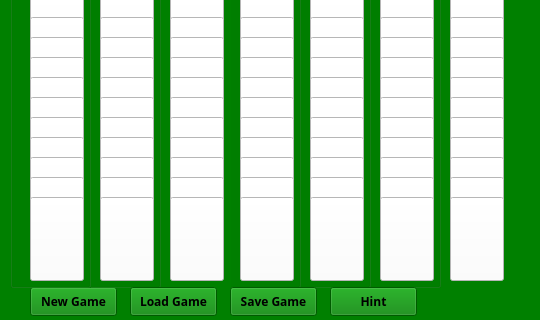
Above: mainwindow.ui from komplike/PCI before the change; both pictures show x 0 to 540 and y 180 to 500 of the 540 by 500 pixel window. Below: the same form after it.
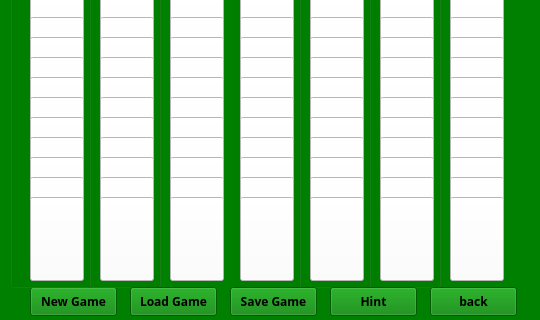
That is the form after the change.

Patch:
```diff
--- a/mainwindow.ui
+++ b/mainwindow.ui
@@ -4165,6 +4165,19 @@
       <string>Hint</string>
      </property>
     </widget>
+    <widget class="QPushButton" name="back">
+     <property name="geometry">
+      <rect>
+       <x>430</x>
+       <y>450</y>
+       <width>87</width>
+       <height>29</height>
+      </rect>
+     </property>
+     <property name="text">
+      <string>back</string>
+     </property>
+    </widget>
     <zorder>layoutWidget</zorder>
     <zorder>newGame</zorder>
     <zorder>table7</zorder>
@@ -4177,6 +4190,7 @@
     <zorder>loadGame</zorder>
     <zorder>saveGame</zorder>
     <zorder>hint</zorder>
+    <zorder>back</zorder>
    </widget>
   </widget>
   <widget class="QToolBar" name="mainToolBar">
```
